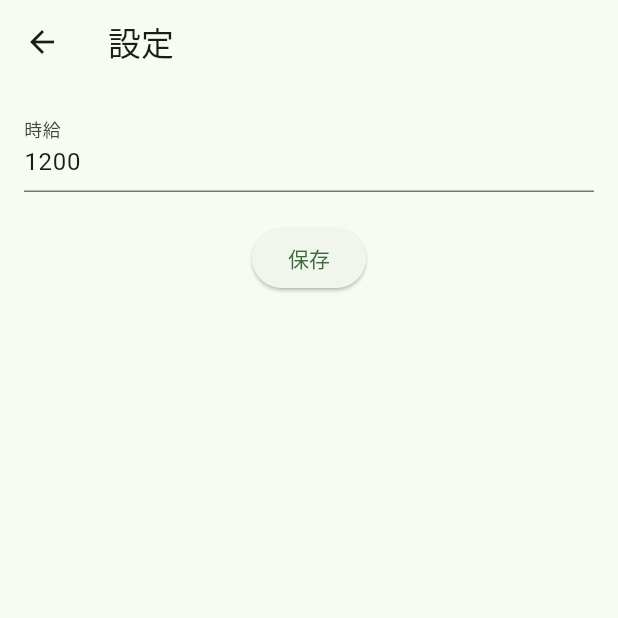
After one commit to twajp/SalaryWatch, a Flutter app: the screen it shows after launch, after a tap on the "settings" icon, on a phone screen of 412 x 824 dp, the top half of it. The commit adds this screen. Run offline on Flutter 3.47's test engine with Material 3 defaults, Android fonts, the phone set to English and light mode, and no system bars.

Commit message:
設定ページを追加

```diff
--- a/lib/main.dart
+++ b/lib/main.dart
@@ -2,6 +2,7 @@ import 'dart:async';
 import 'package:flutter/material.dart';
 import 'package:flutter/services.dart';
 import 'package:intl/intl.dart';
+import 'settings_page.dart';
 
 void main() {
   WidgetsFlutterBinding.ensureInitialized();
@@ -32,7 +33,13 @@ class MyApp extends StatelessWidget {
         brightness: Brightness.dark,
       ),
       debugShowCheckedModeBanner: false,
-      home: const StopwatchPage(title: 'SalaryWatch'),
+      initialRoute: '/',
+      routes: {
+        '/': (context) => const StopwatchPage(
+              title: 'SalaryWatch',
+            ),
+        '/settings': (context) => const SettingsPage(currentHourlyWage: 1200,),
+      },
     );
   }
 }
@@ -100,6 +107,24 @@ class StopwatchPageState extends State<StopwatchPage> {
     });
   }
 
+  void _navigateToSettings() async {
+    // Navigator.pushNamed で SettingsPage を開き、戻るときに新しい時給を受け取る
+    final result = await Navigator.pushNamed(
+      context,
+      '/settings',
+      arguments: hourlyWage,
+    );
+
+    // キャストしてint型に変換
+    if (result is int) {
+      // 新しい時給を設定
+      setState(() {
+        hourlyWage = result;
+      });
+    }
+  }
+
+
   @override
   Widget build(BuildContext context) {
     // 端末のロケール情報を取得
@@ -114,6 +139,12 @@ class StopwatchPageState extends State<StopwatchPage> {
       appBar: AppBar(
         title: Text(widget.title),
         centerTitle: true,
+        actions: [
+          IconButton(
+            icon: const Icon(Icons.settings),
+            onPressed: _navigateToSettings, // 設定ページへのナビゲーション
+          ),
+        ],
       ),
       body: Column(
         mainAxisAlignment: MainAxisAlignment.center,
--- /dev/null
+++ b/lib/settings_page.dart
@@ -0,0 +1,63 @@
+import 'package:flutter/material.dart';
+
+class SettingsPage extends StatefulWidget {
+  const SettingsPage({super.key, required this.currentHourlyWage});
+
+  final int currentHourlyWage;
+
+  @override
+  SettingsPageState createState() => SettingsPageState();
+}
+
+class SettingsPageState extends State<SettingsPage> {
+  late TextEditingController _wageController;
+
+  @override
+  void initState() {
+    super.initState();
+    // 初期値として現在の時給を設定
+    _wageController = TextEditingController(
+        text: widget.currentHourlyWage.toString());
+  }
+
+  @override
+  void dispose() {
+    _wageController.dispose();
+    super.dispose();
+  }
+
+  void _saveSettings() {
+    // 入力された時給を取得
+    final newHourlyWage = int.parse(_wageController.text);
+    // `Navigator.pop()`で戻る際に新しい時給を渡します
+    Navigator.pop(context, newHourlyWage);
+  }
+
+  @override
+  Widget build(BuildContext context) {
+    return Scaffold(
+      appBar: AppBar(
+        title: const Text('設定'),
+      ),
+      body: Padding(
+        padding: const EdgeInsets.all(16.0),
+        child: Column(
+          children: [
+            TextField(
+              controller: _wageController,
+              keyboardType: TextInputType.number,
+              decoration: const InputDecoration(
+                labelText: '時給',
+              ),
+            ),
+            const SizedBox(height: 20),
+            ElevatedButton(
+              onPressed: _saveSettings,
+              child: const Text('保存'),
+            ),
+          ],
+        ),
+      ),
+    );
+  }
+}
```
